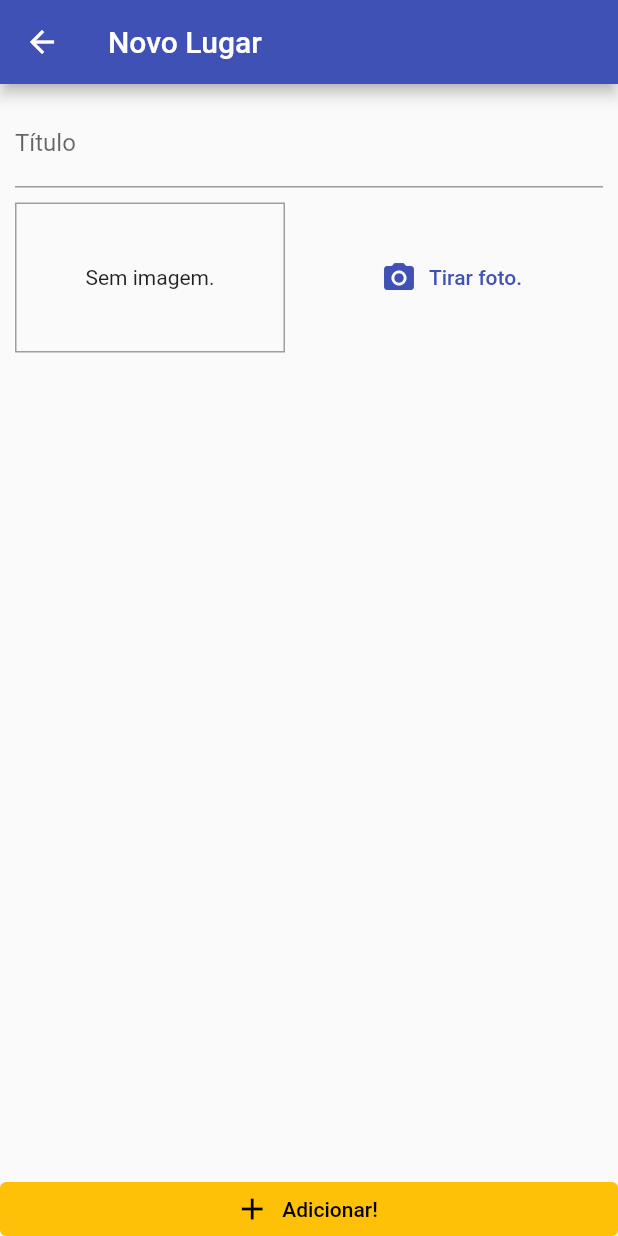
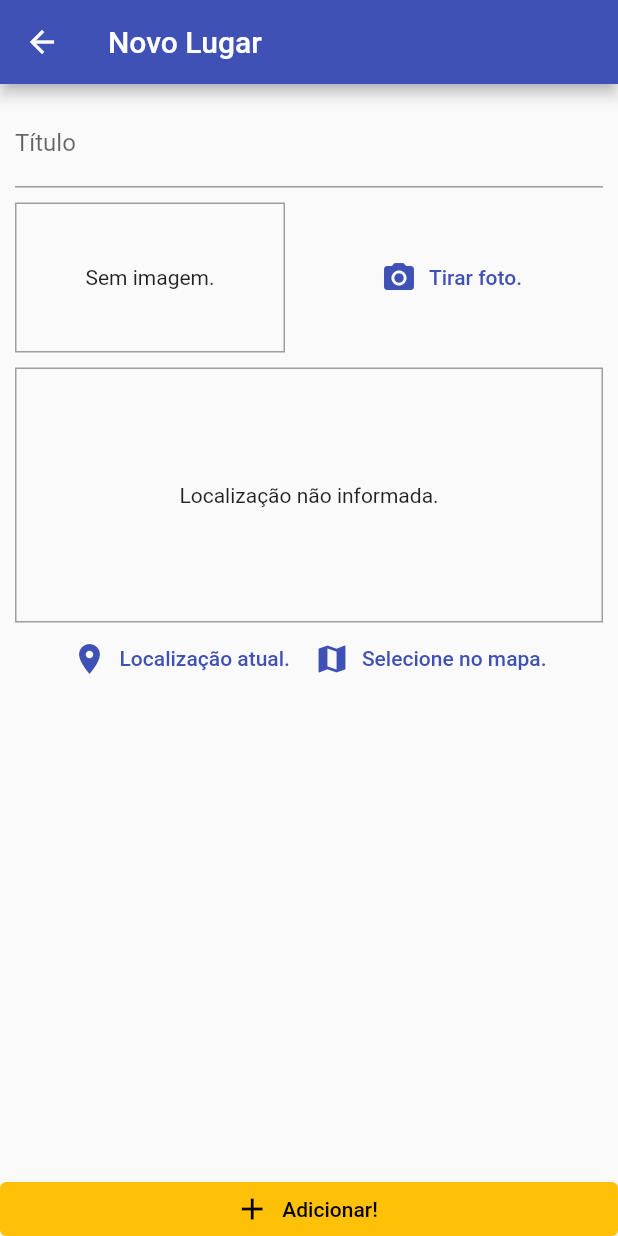
Before and after one commit to RafaelSS96/WhereAmI, a Flutter app: the screen it shows after launch, after a tap on the "add" icon, on a phone screen of 412 x 824 dp. Run offline on Flutter 3.47's test engine with Material 2 defaults, Android fonts, the light colour scheme and no system bars; our stand-ins replace image_picker, location, sqflite; accounts and stored records are empty.

Commit message:
Começo do componente de localização

```diff
--- a/lib/main.dart
+++ b/lib/main.dart
@@ -1,6 +1,6 @@
 import 'package:flutter/material.dart';
 import 'package:provider/provider.dart';
-import '../providers/grate_places.dart';
+import 'providers/great_places.dart';
 import '../utils/app_route.dart';
 import '../screens/place_form_screen.dart';
 import '../screens/places_list_screen.dart';
--- a/lib/providers/grate_places.dart
+++ /dev/null
@@ -1,32 +0,0 @@
-import 'dart:math';
-import 'dart:io';
-import 'package:flutter/material.dart';
-import 'package:where_are_u/models/place.dart';
-
-class GreatPlaces with ChangeNotifier {
-  final List<Place> _items = [];
-
-  List<Place> get items {
-    return [..._items];
-  }
-
-  int get itemsCount {
-    return _items.length;
-  }
-
-  Place itemByIndex(int index) {
-    return _items[index];
-  }
-
-  void addPlace(String title, File image) {
-    final newPlace = Place(
-      id: Random().nextDouble().toString(),
-      title: title,
-      image: image,
-      location: null,
-    );
-
-    _items.add(newPlace);
-    notifyListeners();
-  }
-}
--- /dev/null
+++ b/lib/providers/great_places.dart
@@ -0,0 +1,54 @@
+import 'dart:math';
+import 'dart:io';
+import 'package:flutter/material.dart';
+import '../models/place.dart';
+import '../utils/db_utils.dart';
+
+class GreatPlaces with ChangeNotifier {
+  List<Place> _items = [];
+
+  List<Place> get items {
+    return [..._items];
+  }
+
+  Future<void> loadPlaces() async {
+    final dataList = await DbUtil.getData("greatPlaces");
+    _items = dataList.map(
+      (item) => Place(
+        id: item['id'],
+        title: item['title'],
+        image: File(item['image']),
+        location: null,
+      ),
+    ).toList();
+    notifyListeners();
+  }
+
+  int get itemsCount {
+    return _items.length;
+  }
+
+  Place itemByIndex(int index) {
+    return _items[index];
+  }
+
+  void addPlace(String title, File image) {
+    final newPlace = Place(
+      id: Random().nextDouble().toString(),
+      title: title,
+      image: image,
+      location: null,
+    );
+
+    _items.add(newPlace);
+    DbUtil.insert(
+      "greatPlaces",
+      {
+        "id": newPlace.id,
+        "title": newPlace.title,
+        "image": newPlace.image.path,
+      },
+    );
+    notifyListeners();
+  }
+}
--- a/lib/screens/place_form_screen.dart
+++ b/lib/screens/place_form_screen.dart
@@ -2,8 +2,9 @@ import 'dart:io';
 
 import 'package:flutter/material.dart';
 import 'package:provider/provider.dart';
-import 'package:where_are_u/providers/grate_places.dart';
-import 'package:where_are_u/widgets/image_imput.dart';
+import 'package:where_are_u/widgets/location_imput.dart';
+import '../providers/great_places.dart';
+import '../widgets/image_imput.dart';
 
 class PlaceFormScreen extends StatefulWidget {
   const PlaceFormScreen({Key? key}) : super(key: key);
@@ -54,6 +55,8 @@ class _PlaceFormScreenState extends State<PlaceFormScreen> {
                     ),
                     const SizedBox(height: 10),
                     ImageImputWidget(_selectImage),
+                     const SizedBox(height: 10),
+                     const LocationImputWidget(),
                   ],
                 ),
               ),
--- a/lib/screens/places_list_screen.dart
+++ b/lib/screens/places_list_screen.dart
@@ -1,7 +1,7 @@
 import 'package:flutter/material.dart';
 import 'package:provider/provider.dart';
-import 'package:where_are_u/providers/grate_places.dart';
-import 'package:where_are_u/utils/app_route.dart';
+import '../providers/great_places.dart';
+import '../utils/app_route.dart';
 
 class PlacesListScreen extends StatelessWidget {
   const PlacesListScreen({Key? key}) : super(key: key);
@@ -20,11 +20,19 @@ class PlacesListScreen extends StatelessWidget {
           )
         ],
       ),
-      body: Consumer<GreatPlaces>(
+      body: FutureBuilder(
+        future: Provider.of<GreatPlaces>(context, listen: false).loadPlaces(),
+        builder: (ctx, snapshot) =>
+            snapshot.connectionState == ConnectionState.waiting
+                ? const Center(
+                    child: CircularProgressIndicator(),
+                  )
+                : Consumer<GreatPlaces>(
                     child: const Center(
                       child: Text('Nenhum local salvo!'),
                     ),
-        builder: (ctx, greatPlaces, child) => greatPlaces.itemsCount == 0
+                    builder: (ctx, greatPlaces, child) =>
+                        greatPlaces.itemsCount == 0
                             ? child!
                             : ListView.builder(
                                 itemCount: greatPlaces.itemsCount,
@@ -39,6 +47,7 @@ class PlacesListScreen extends StatelessWidget {
                                 ),
                               ),
                   ),
+      ),
     );
   }
 }
--- /dev/null
+++ b/lib/utils/db_utils.dart
@@ -0,0 +1,30 @@
+import 'package:sqflite/sqflite.dart' as sql;
+import 'package:path/path.dart' as path;
+
+class DbUtil {
+  static Future<sql.Database> dataBase() async {
+    final dbPath = await sql.getDatabasesPath();
+    return sql.openDatabase(
+      path.join(dbPath, 'places.db'),
+      onCreate: (db, version) {
+        return db.execute(
+            "CREATE TABLE greatPlaces (id TEXT PRIMARY KEY, title TEXT, image TEXT)");
+      },
+      version: 1,
+    );
+  }
+
+  static Future<void> insert(String table, Map<String, Object> data) async {
+    final db = await DbUtil.dataBase();
+    await db.insert(
+      table,
+      data,
+      conflictAlgorithm: sql.ConflictAlgorithm.replace,
+    );
+  }
+
+  static Future<List<Map<String, dynamic>>> getData(String table) async {
+     final db = await DbUtil.dataBase();
+     return db.query(table);
+  }
+}
--- /dev/null
+++ b/lib/widgets/location_imput.dart
@@ -0,0 +1,67 @@
+import 'package:flutter/material.dart';
+import 'package:location/location.dart';
+
+class LocationImputWidget extends StatefulWidget {
+  const LocationImputWidget({Key? key}) : super(key: key);
+
+  @override
+  State<LocationImputWidget> createState() => _LocationImputWidgetState();
+}
+
+class _LocationImputWidgetState extends State<LocationImputWidget> {
+  String? _previewImageURL;
+
+Future<void> _getCurrentUserLocation () async {
+  final locData = await Location().getLocation();
+  print (locData.latitude);
+  print (locData.longitude);
+}
+
+
+  @override
+  Widget build(BuildContext context) {
+    return Column(
+      children: <Widget>[
+        Container(
+          height: 170,
+          width: double.infinity,
+          alignment: Alignment.center,
+          decoration: BoxDecoration(
+            border: Border.all(
+              width: 1,
+              color: Colors.grey,
+            ),
+          ),
+          child: _previewImageURL == null
+              ? const Text("Localização não informada.")
+              : Image.network(
+                  _previewImageURL!,
+                  fit: BoxFit.cover,
+                  width: double.infinity,
+                ),
+        ),
+        Row(
+          mainAxisAlignment: MainAxisAlignment.center,
+          children: <Widget>[
+            TextButton.icon(
+              onPressed: _getCurrentUserLocation,
+              icon: const Icon(Icons.location_on),
+              label: Text(
+                "Localização atual.",
+                style: TextStyle(color: Theme.of(context).primaryColor),
+              ),
+            ),
+            TextButton.icon(
+              onPressed: () {},
+              icon: const Icon(Icons.map),
+              label: Text(
+                "Selecione no mapa.",
+                style: TextStyle(color: Theme.of(context).primaryColor),
+              ),
+            ),
+          ],
+        )
+      ],
+    );
+  }
+}
--- a/pubspec.yaml
+++ b/pubspec.yaml
@@ -30,10 +30,12 @@ environment:
 dependencies:
   flutter:
     sdk: flutter
-  provider: ^6.0.4
-  image_picker: ^0.8.6
+  provider: ^6.0.3
+  image_picker: ^0.8.5+3
   path_provider: ^2.0.11
   path: 1.8.1
+  sqflite: ^2.0.3
+  location: ^4.4.0
 
 
   # The following adds the Cupertino Icons font to your application.
```
Also changed, not shown: pubspec.lock, 1 other file. Lines whose indentation alone changed are shown as unchanged.
